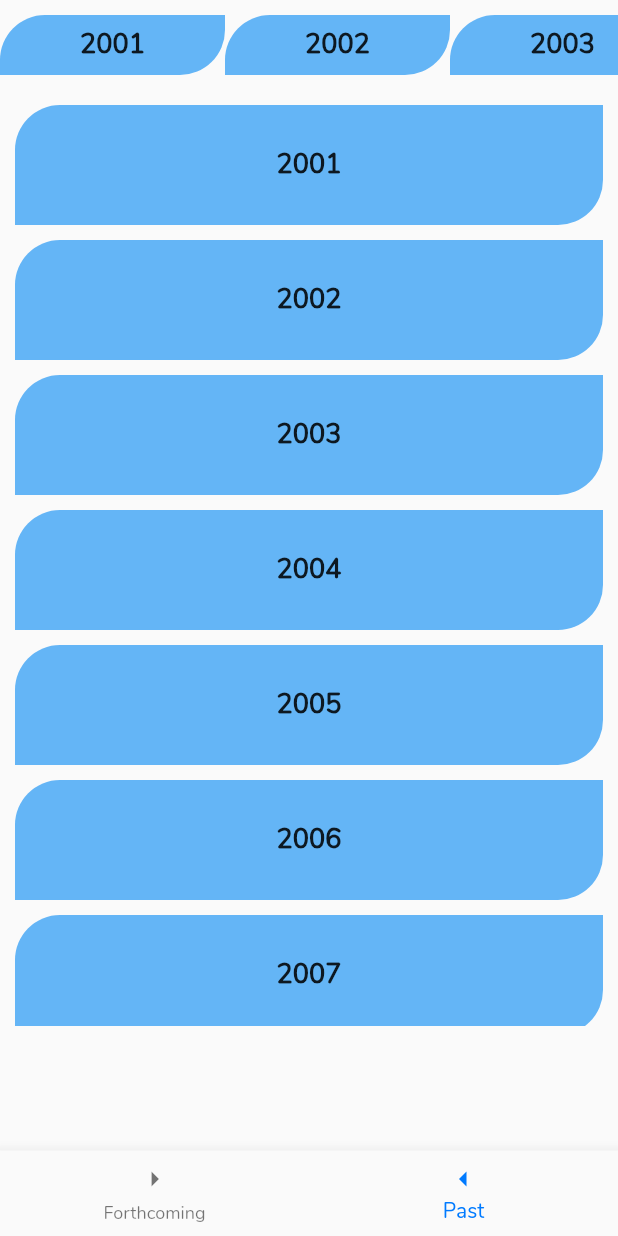
After one commit to ishaileshmishra/sme, a Flutter app: the EventPage screen opened directly, item 2 of the bottom bar chosen, on a phone screen of 412 x 824 dp. The commit adds this screen. Run offline on Flutter 3.47's test engine with Material 2 defaults, Android fonts, the phone set to English and light mode, and no system bars; missing offline and left inert: flutter_banner_swiper.

```diff
--- /dev/null
+++ b/lib/ui/event_page.dart
@@ -0,0 +1,16 @@
+import 'package:flutter/material.dart';
+import 'package:sme/widgets/text_widgets.dart';
+
+class EventPage extends StatefulWidget {
+  @override
+  _EventPageState createState() => _EventPageState();
+}
+
+class _EventPageState extends State<EventPage> {
+  @override
+  Widget build(BuildContext context) {
+    return Center(
+      child: Text('Event Page', style: textHeading(),),
+    );
+  }
+}
--- a/lib/ui/events_page.dart
+++ b/lib/ui/events_page.dart
@@ -1,15 +1,52 @@
 import 'package:flutter/material.dart';
+import 'package:sme/ui/forthcoming_page.dart';
+import 'package:sme/ui/past_page.dart';
+import 'package:sme/widgets/text_widgets.dart';
 
 class EventPage extends StatefulWidget {
+
   @override
   _EventPageState createState() => _EventPageState();
+
 }
 
 class _EventPageState extends State<EventPage> {
+
+  int _selectedIndex = 0;
+
+  _getDrawerItemWidget(int pos) {
+    switch (pos) {
+      case 0:
+        return ForthcomingPage();
+      case 1:
+        return PastPage();
+      default:
+        return Center(
+            child: Text("Invalid Page Requested Error \n We are under construction",
+                style: textHeading()));
+    }
+  }
+
+  void _onItemTapped(int index) {
+    setState(() {
+      _selectedIndex = index;
+
+    });
+  }
+
   @override
   Widget build(BuildContext context) {
-    return Center(
-      child: Text('Event Page'),
+    return Scaffold(
+      body: Center(child: _getDrawerItemWidget(_selectedIndex)),//.elementAt(_selectedIndex)),
+      bottomNavigationBar: BottomNavigationBar(
+        items: const <BottomNavigationBarItem>[
+          BottomNavigationBarItem(icon: Icon(Icons.arrow_right), title: Text('Forthcoming'), backgroundColor: Colors.grey),
+          BottomNavigationBarItem(icon: Icon(Icons.arrow_left), title: Text('Past')),
+        ],
+        currentIndex: _selectedIndex,
+        selectedItemColor: Theme.of(context).accentColor,
+        onTap: _onItemTapped,
+      ),
     );
   }
 }
--- a/lib/ui/gallery_page.dart
+++ b/lib/ui/gallery_page.dart
@@ -3,11 +3,14 @@ import 'package:flutter/rendering.dart';
 import 'package:sme/models/drawer_model.dart';
 
 class GalleryPage extends StatefulWidget {
+
   @override
   _GalleryPageState createState() => _GalleryPageState();
+
 }
 
 class _GalleryPageState extends State<GalleryPage> {
+
   @override
   Widget build(BuildContext context) {
     return Scaffold(
--- /dev/null
+++ b/lib/ui/past_page.dart
@@ -0,0 +1,70 @@
+import 'package:flutter/material.dart';
+import 'package:sme/widgets/text_widgets.dart';
+
+class PastPage extends StatefulWidget {
+
+  @override
+  _PastPageState createState() => _PastPageState();
+
+}
+
+class _PastPageState extends State<PastPage> {
+
+  @override
+  Widget build(BuildContext context) {
+
+    List years = ['2001','2002','2003','2004','2005','2006','2007','2008','2009','2010','2011','2012','2013','2014','2015','2016','2017','2018','2019', ];
+
+    return Container(
+      child: Column(
+        children: <Widget>[
+
+          SizedBox(
+            height: 50, child: ListView.builder(
+                scrollDirection: Axis.horizontal,
+                itemCount: years.length,
+                itemBuilder: (context, index){
+                  return Container(
+                    margin: EdgeInsets.only(top: 10),
+                    height: 100, width: 150,
+                    decoration: BoxDecoration(
+                      color: Colors.blue[300],
+                      borderRadius: BorderRadius.only(topLeft: Radius.circular(30), bottomRight: Radius.circular(30))
+                    ),
+                    child: Center(
+                      child: Text(years[index], style: textRegular()),
+                    ),
+                  );
+                }),
+          ),
+
+          SizedBox( height: 10),
+
+          SizedBox(
+            height: MediaQuery.of(context).size.height-200,
+            child: ListView.builder(
+                scrollDirection: Axis.vertical,
+                itemCount: years.length,
+                itemBuilder: (context, index){
+                  return Container(
+                    margin: EdgeInsets.only(top: 10, left: 10, right: 10),
+                    height: 80, width: 100,
+                    decoration: BoxDecoration(
+                        color: Colors.blue[300],
+                        borderRadius: BorderRadius.only(
+                            topLeft: Radius.circular(30),
+                            bottomRight: Radius.circular(30))
+                    ),
+                    child: Center(
+                      child: Text(years[index], style: textRegular()),
+                    ),
+                  );
+                }),
+          )
+
+
+        ],
+      )
+    );
+  }
+}
```
Also changed, not shown: lib/ui/exhibition_page.dart (added, +16 -0 lines), lib/ui/forthcoming_page.dart (added, +46 -0 lines), lib/widgets/color_widgets.dart (+19 -17 lines), assets/images/forthcoming.png (added), assets/images/past.png (added).
